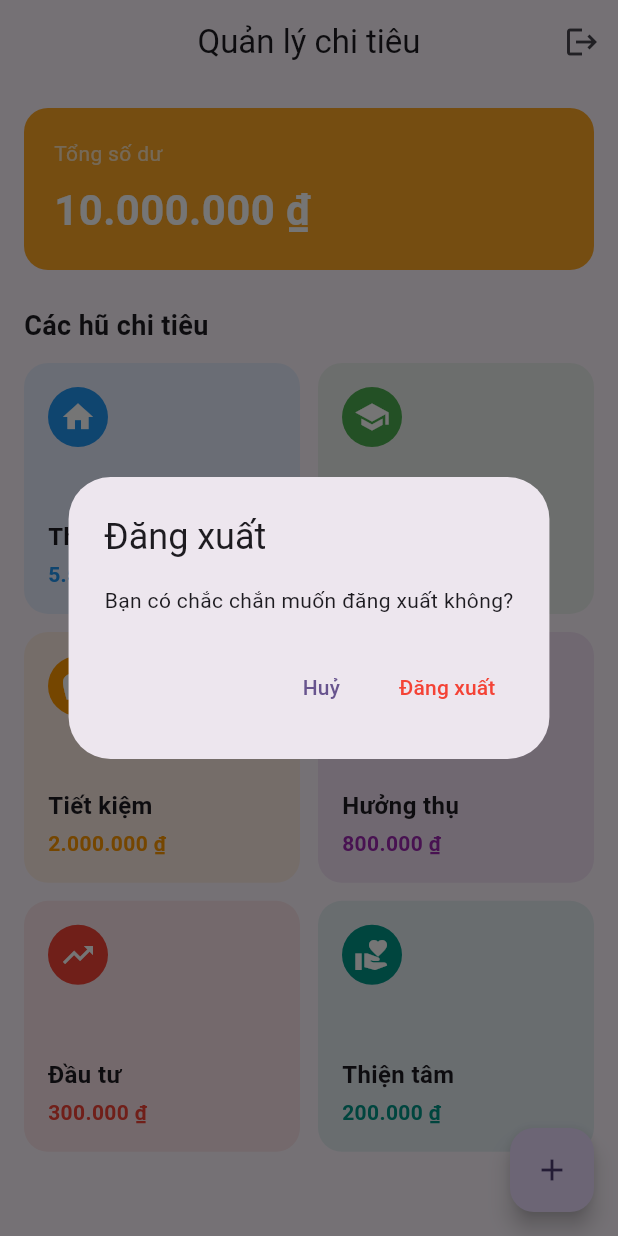
After one commit to hoangtv04/expense_jars_app, a Flutter app: the HomeScreen screen opened directly, after a tap on the "logout" icon, on a phone screen of 412 x 824 dp. The commit adds this screen. Run offline on Flutter 3.47's test engine with Material 3 defaults, Android fonts, the phone set to English and light mode, and no system bars; our stand-ins replace sqflite, sqflite_common_ffi; accounts and stored records are empty.

Commit message:
update successful login chuyển mà về home

```diff
--- /dev/null
+++ b/lib/presentation/screens/home.dart
@@ -0,0 +1,202 @@
+import 'package:flutter/material.dart';
+import 'package:flutter_application_jars/presentation/screens/login.dart';
+
+class HomeScreen extends StatelessWidget {
+  const HomeScreen({super.key});
+
+  @override
+  Widget build(BuildContext context) {
+    return Scaffold(
+      appBar: AppBar(
+        title: const Text('Quản lý chi tiêu'),
+        centerTitle: true,
+        actions: [
+          IconButton(
+            icon: const Icon(Icons.logout),
+            tooltip: 'Đăng xuất',
+            onPressed: () {
+              _showLogoutDialog(context);
+            },
+          ),
+        ],
+      ),
+
+      body: SingleChildScrollView(
+        padding: const EdgeInsets.all(16),
+        child: Column(
+          crossAxisAlignment: CrossAxisAlignment.start,
+          children: [
+            // ===== TỔNG SỐ TIỀN =====
+            Container(
+              width: double.infinity,
+              padding: const EdgeInsets.all(20),
+              decoration: BoxDecoration(
+                color: Colors.orange.shade400,
+                borderRadius: BorderRadius.circular(16),
+              ),
+              child: const Column(
+                crossAxisAlignment: CrossAxisAlignment.start,
+                children: [
+                  Text(
+                    'Tổng số dư',
+                    style: TextStyle(color: Colors.white70, fontSize: 14),
+                  ),
+                  SizedBox(height: 8),
+                  Text(
+                    '10.000.000 ₫',
+                    style: TextStyle(
+                      color: Colors.white,
+                      fontSize: 28,
+                      fontWeight: FontWeight.bold,
+                    ),
+                  ),
+                ],
+              ),
+            ),
+
+            const SizedBox(height: 24),
+
+            // ===== TIÊU ĐỀ =====
+            const Text(
+              'Các hũ chi tiêu',
+              style: TextStyle(fontSize: 18, fontWeight: FontWeight.bold),
+            ),
+
+            const SizedBox(height: 12),
+
+            // ===== GRID HŨ =====
+            GridView.count(
+              crossAxisCount: 2,
+              shrinkWrap: true,
+              physics: const NeverScrollableScrollPhysics(),
+              crossAxisSpacing: 12,
+              mainAxisSpacing: 12,
+              childAspectRatio: 1.1,
+              children: const [
+                _JarItem(
+                  title: 'Thiết yếu',
+                  amount: '5.500.000 ₫',
+                  icon: Icons.home,
+                  color: Colors.blue,
+                ),
+                _JarItem(
+                  title: 'Giáo dục',
+                  amount: '1.200.000 ₫',
+                  icon: Icons.school,
+                  color: Colors.green,
+                ),
+                _JarItem(
+                  title: 'Tiết kiệm',
+                  amount: '2.000.000 ₫',
+                  icon: Icons.savings,
+                  color: Colors.orange,
+                ),
+                _JarItem(
+                  title: 'Hưởng thụ',
+                  amount: '800.000 ₫',
+                  icon: Icons.celebration,
+                  color: Colors.purple,
+                ),
+                _JarItem(
+                  title: 'Đầu tư',
+                  amount: '300.000 ₫',
+                  icon: Icons.trending_up,
+                  color: Colors.red,
+                ),
+                _JarItem(
+                  title: 'Thiện tâm',
+                  amount: '200.000 ₫',
+                  icon: Icons.volunteer_activism,
+                  color: Colors.teal,
+                ),
+              ],
+            ),
+          ],
+        ),
+      ),
+
+      // ===== FLOAT BUTTON =====
+      floatingActionButton: FloatingActionButton(
+        onPressed: () {},
+        child: const Icon(Icons.add),
+      ),
+    );
+  }
+}
+
+void _showLogoutDialog(BuildContext context) {
+  showDialog(
+    context: context,
+    builder: (_) => AlertDialog(
+      title: const Text('Đăng xuất'),
+      content: const Text('Bạn có chắc chắn muốn đăng xuất không?'),
+      actions: [
+        TextButton(
+          onPressed: () => Navigator.pop(context),
+          child: const Text('Huỷ'),
+        ),
+        TextButton(
+          onPressed: () {
+            Navigator.pop(context);
+
+            // 🔥 QUAY VỀ LOGIN – KHÔNG NHÁY
+            Navigator.pushReplacement(
+              context,
+              PageRouteBuilder(
+                pageBuilder: (_, __, ___) => const LoginScreen(),
+                transitionDuration: Duration.zero,
+                reverseTransitionDuration: Duration.zero,
+              ),
+            );
+          },
+          child: const Text('Đăng xuất', style: TextStyle(color: Colors.red)),
+        ),
+      ],
+    ),
+  );
+}
+
+// ================= WIDGET HŨ =================
+class _JarItem extends StatelessWidget {
+  final String title;
+  final String amount;
+  final IconData icon;
+  final Color color;
+
+  const _JarItem({
+    required this.title,
+    required this.amount,
+    required this.icon,
+    required this.color,
+  });
+
+  @override
+  Widget build(BuildContext context) {
+    return Container(
+      padding: const EdgeInsets.all(16),
+      decoration: BoxDecoration(
+        color: color.withOpacity(0.1),
+        borderRadius: BorderRadius.circular(16),
+      ),
+      child: Column(
+        crossAxisAlignment: CrossAxisAlignment.start,
+        children: [
+          CircleAvatar(
+            backgroundColor: color,
+            child: Icon(icon, color: Colors.white),
+          ),
+          const Spacer(),
+          Text(
+            title,
+            style: const TextStyle(fontWeight: FontWeight.bold, fontSize: 16),
+          ),
+          const SizedBox(height: 4),
+          Text(
+            amount,
+            style: TextStyle(color: color, fontWeight: FontWeight.w600),
+          ),
+        ],
+      ),
+    );
+  }
+}
--- a/lib/presentation/screens/login.dart
+++ b/lib/presentation/screens/login.dart
@@ -4,6 +4,7 @@ import 'package:flutter_application_jars/models/user.dart';
 import 'package:flutter_application_jars/presentation/screens/signup.dart';
 import 'package:flutter_application_jars/presentation/widgets/auth_input.dart';
 import 'package:flutter_application_jars/presentation/widgets/auth_button.dart';
+import 'package:flutter_application_jars/presentation/screens/home.dart';
 
 class LoginScreen extends StatefulWidget {
   const LoginScreen({super.key});
@@ -99,18 +100,30 @@ class _LoginScreenState extends State<LoginScreen> {
   Future<void> _handleLogin() async {
     if (!formkey.currentState!.validate()) return;
 
-    final User? user = await _userController.login(
+    final user = await _userController.login(
       email.text.trim(),
       password.text.trim(),
     );
 
     if (!mounted) return;
 
-    ScaffoldMessenger.of(context).showSnackBar(
-      SnackBar(
-        content: Text(
-          user != null ? 'Login success' : 'Wrong email or password',
-        ),
+    if (user == null) {
+      ScaffoldMessenger.of(
+        context,
+      ).showSnackBar(const SnackBar(content: Text('Wrong email or password')));
+      return;
+    }
+
+    ScaffoldMessenger.of(
+      context,
+    ).showSnackBar(const SnackBar(content: Text('Login success')));
+
+    Navigator.pushReplacement(
+      context,
+      PageRouteBuilder(
+        pageBuilder: (_, __, ___) => const HomeScreen(),
+        transitionDuration: Duration.zero,
+        reverseTransitionDuration: Duration.zero,
       ),
     );
   }
```
